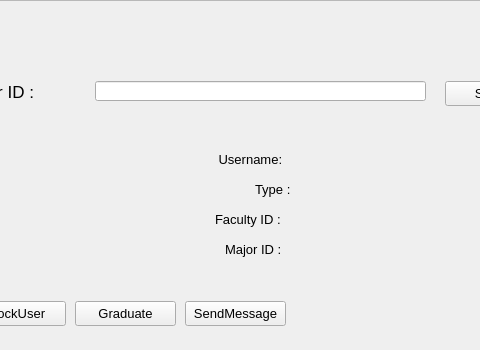
The window that resources/UI/FindUsers.ui (Poom1997/gman) describes before a commit, drawn with Qt 5; both pictures show x 166 to 646 and y 0 to 350 of the 740 by 350 pixel window.
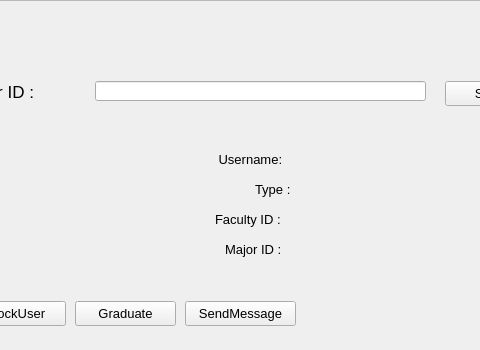
The same window after the commit.

```diff
--- a/resources/UI/FindUsers.ui
+++ b/resources/UI/FindUsers.ui
@@ -482,7 +482,7 @@
       <rect>
        <x>350</x>
        <y>300</y>
-       <width>101</width>
+       <width>111</width>
        <height>25</height>
       </rect>
      </property>
```
